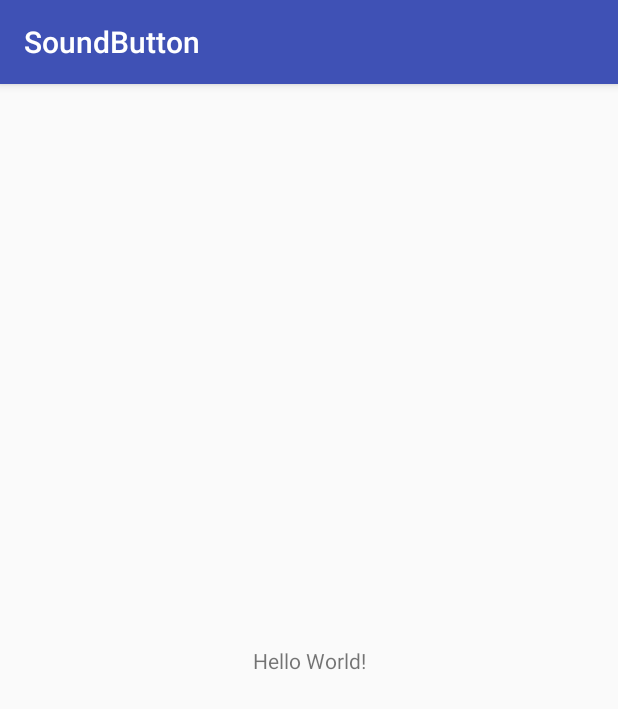
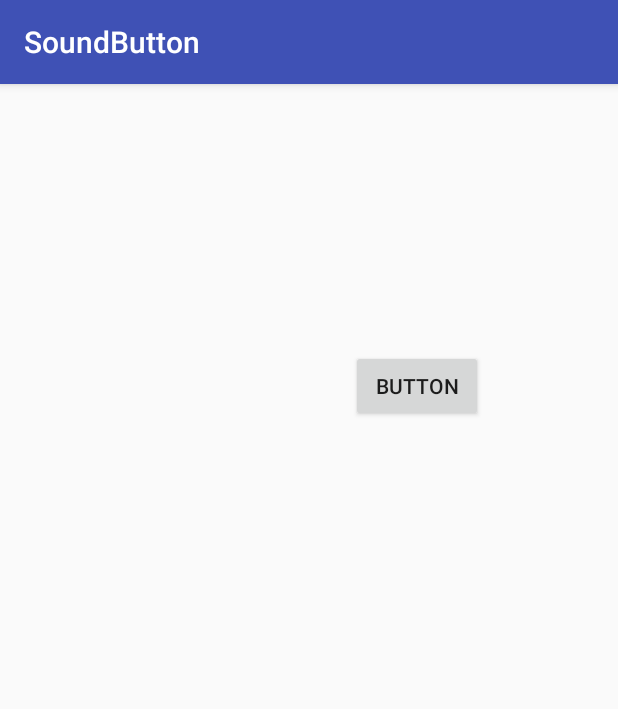
Before and after one commit to igorravasi/SoundButton, an Android app: the screen it shows after launch (MainActivity), on a phone screen of 412 x 824 dp. Shown: the top 709 px of the screen. Run offline under Robolectric (Android 15) with nearby library versions, the phone set to English and light mode, and no system bars.

Commit message:
Aggiunto pulsante_0

```diff
--- a/app/src/main/res/layout/activity_main.xml
+++ b/app/src/main/res/layout/activity_main.xml
@@ -6,13 +6,19 @@
     android:layout_height="match_parent"
     tools:context="developers.edoeigor.soundbutton.MainActivity">
 
-    <TextView
+    <Button
+        android:id="@+id/pulsante_0"
         android:layout_width="wrap_content"
         android:layout_height="wrap_content"
-        android:text="Hello World!"
+        android:layout_marginBottom="8dp"
+        android:layout_marginLeft="8dp"
+        android:layout_marginRight="8dp"
+        android:layout_marginTop="8dp"
+        android:text="Button"
         app:layout_constraintBottom_toBottomOf="parent"
         app:layout_constraintLeft_toLeftOf="parent"
         app:layout_constraintRight_toRightOf="parent"
-        app:layout_constraintTop_toTopOf="parent" />
-
+        app:layout_constraintTop_toTopOf="parent"
+        app:layout_constraintVertical_bias="0.241"
+        app:layout_constraintHorizontal_bias="0.734" />
 </android.support.constraint.ConstraintLayout>
```
